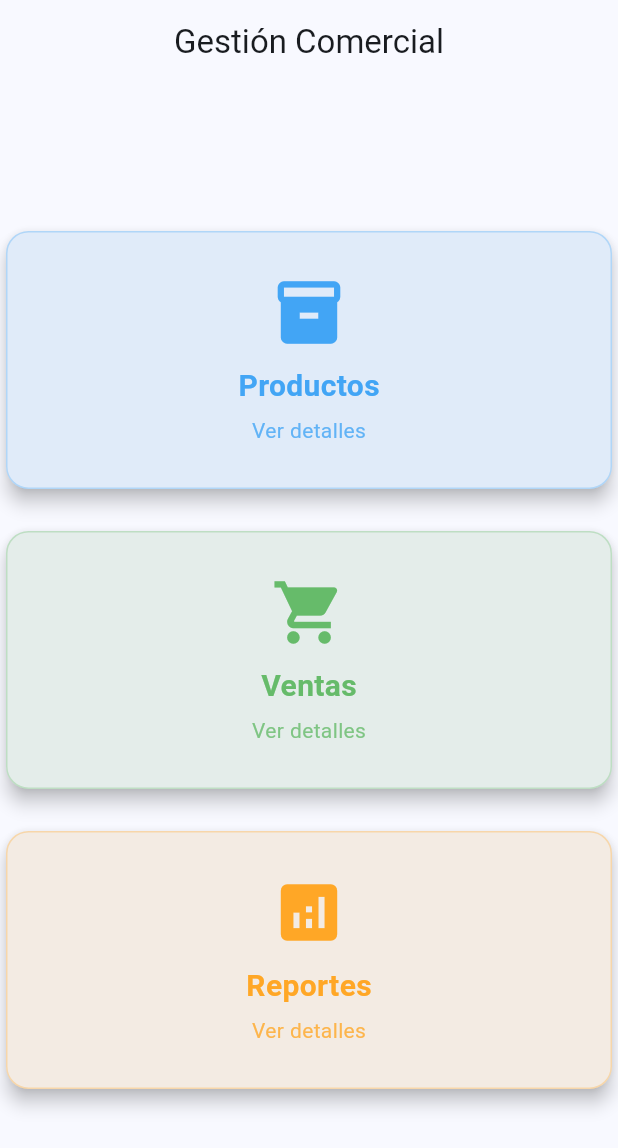
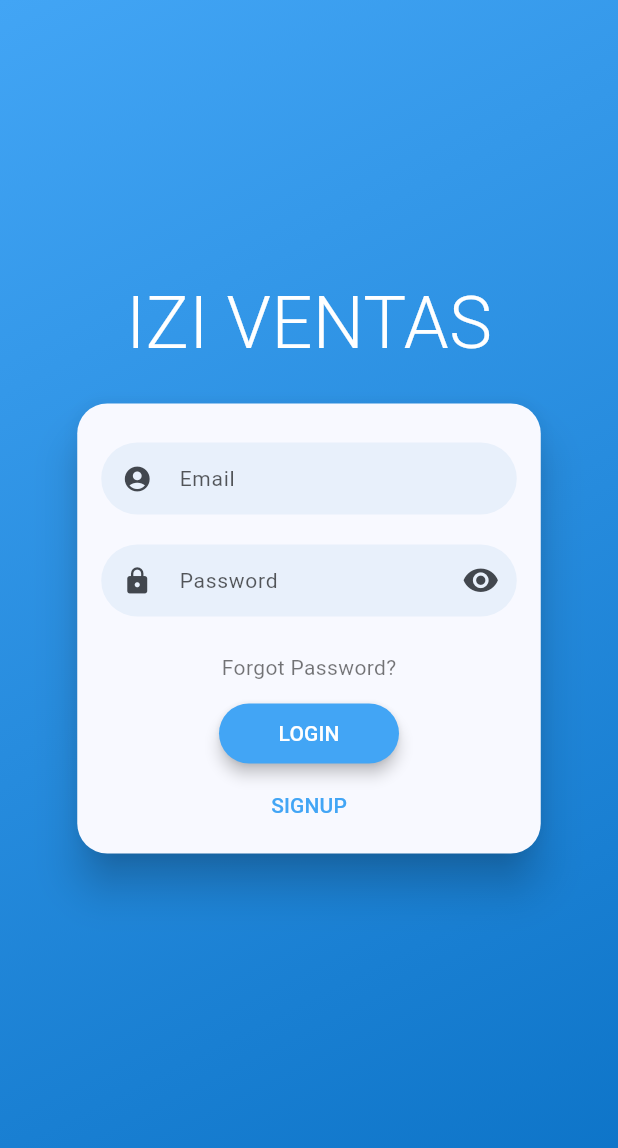
Before and after one commit to GutberBG/izi-frontend, a Flutter app: the screen it shows after launch, on a phone screen of 412 x 824 dp. Shown: the top 1148 px of the screen. Run offline on Flutter 3.47's test engine with Material 3 defaults, Android fonts, the phone set to English and light mode, and no system bars; drawn by our look-alikes of flutter_login; our stand-ins replace fl_chart, flutter_dotenv.

Commit message:
feat(login): Add login screen

```diff
--- a/lib/main.dart
+++ b/lib/main.dart
@@ -1,6 +1,7 @@
 import 'package:flutter/material.dart';
 import 'package:flutter_dotenv/flutter_dotenv.dart';
 import 'package:izi_frontend/screens/home_screen.dart';
+import 'package:izi_frontend/screens/login_screen.dart';
 import 'package:izi_frontend/screens/products_screen.dart';
 
 void main() async {
@@ -27,7 +28,7 @@
       ),
       initialRoute: '/',
       routes: {
-        '/': (context) => const HomeScreen(),
+        '/': (context) => const LoginScreen(),
         '/products': (context) => const ProductsScreen(),
       },
     );
--- a/lib/screens/home_screen.dart
+++ b/lib/screens/home_screen.dart
@@ -4,7 +4,7 @@ import 'sales_screen.dart';
 import 'reports_screen.dart';
 
 class HomeScreen extends StatelessWidget {
-  const HomeScreen({super.key});
+  const HomeScreen({super.key, required Map<String, String> user});
 
   @override
   Widget build(BuildContext context) {
--- /dev/null
+++ b/lib/screens/login_screen.dart
@@ -0,0 +1,61 @@
+import 'package:flutter/material.dart';
+import 'package:flutter_login/flutter_login.dart';
+import 'package:izi_frontend/screens/home_screen.dart';
+
+const users = {
+  'demo@gmail.com': '123456',
+};
+
+class LoginScreen extends StatelessWidget {
+  const LoginScreen({super.key});
+
+  Duration get loginTime => const Duration(milliseconds: 2250);
+
+  Future<String?> _authUser(LoginData data) async {
+    debugPrint('Nombre: ${data.name}, Contraseña: ${data.password}');
+    await Future.delayed(loginTime);
+    if (!users.containsKey(data.name)) {
+      return 'Usuario no encontrado';
+    }
+    if (users[data.name] != data.password) {
+      return 'Contraseña incorrecta';
+    }
+    return null;
+  }
+
+  Future<String?> _signupUser(SignupData data) async {
+    await Future.delayed(loginTime);
+    return null; // sin validación para demo
+  }
+
+  Future<String?> _recoverPassword(String name) async {
+    await Future.delayed(loginTime);
+    return users.containsKey(name) ? null : 'Usuario no encontrado';
+  }
+
+  @override
+  Widget build(BuildContext context) {
+    return FlutterLogin(
+      title: 'IZI VENTAS',
+      onLogin: _authUser,
+      onSignup: _signupUser,
+      onRecoverPassword: _recoverPassword,
+      onSubmitAnimationCompleted: () {
+        Navigator.of(context).pushReplacement(
+          MaterialPageRoute(
+            builder: (context) => const HomeScreen(user: {
+              'name': 'Demo User',
+              'email': 'demo@gmail.com',
+              'avatar': 'https://i.pravatar.cc/150?img=5',
+            }),
+          ),
+        );
+      },
+      theme: LoginTheme(
+        primaryColor: Colors.blue[400]!,
+        accentColor: Colors.white,
+        errorColor: Colors.deepOrange,
+      ),
+    );
+  }
+}
--- a/pubspec.yaml
+++ b/pubspec.yaml
@@ -18,6 +18,7 @@ dependencies:
   intl: ^0.19.0
   flutter_localizations:
     sdk: flutter
+  flutter_login: ^5.0.0
 
 dev_dependencies:
   flutter_test:
```
Also changed, not shown: pubspec.lock, 5 other files.
